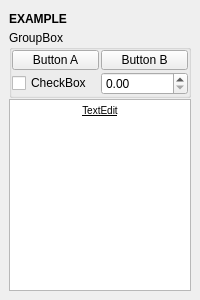
Old version of the form uitk/examples/example.ui in the repository m3trik/uitk.
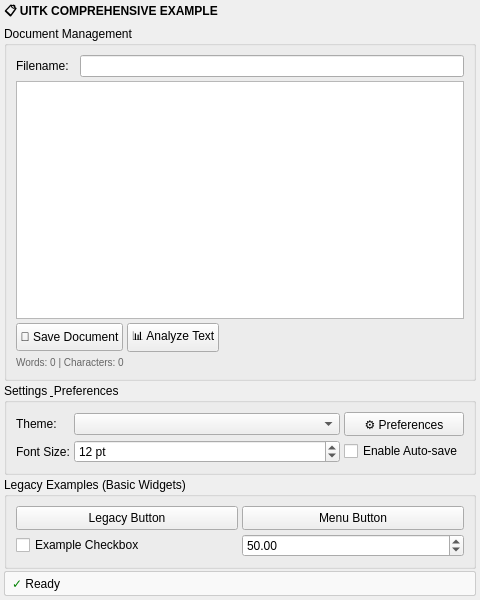
New version of the form. Custom widgets are drawn as their Qt base class.

Diff of the .ui file:
```diff
--- a/uitk/examples/example.ui
+++ b/uitk/examples/example.ui
@@ -9,8 +9,8 @@
    <rect>
     <x>0</x>
     <y>0</y>
-    <width>200</width>
-    <height>300</height>
+    <width>480</width>
+    <height>600</height>
    </rect>
   </property>
   <property name="tabShape">
@@ -25,18 +25,25 @@
   <widget class="QWidget" name="central_widget">
    <property name="minimumSize">
     <size>
-     <width>200</width>
-     <height>130</height>
+     <width>480</width>
+     <height>550</height>
     </size>
    </property>
    <layout class="QVBoxLayout" name="verticalLayout">
     <property name="spacing">
-     <number>1</number>
+     <number>2</number>
     </property>
-    <item>
-     <layout class="QVBoxLayout" name="verticalLayout_1">
-      <property name="spacing">
-       <number>1</number>
+    <property name="leftMargin">
+     <number>4</number>
+    </property>
+    <property name="topMargin">
+     <number>0</number>
+    </property>
+    <property name="rightMargin">
+     <number>4</number>
+    </property>
+    <property name="bottomMargin">
+     <number>4</number>
       </property>
       <item>
        <widget class="Header" name="header">
@@ -49,13 +56,13 @@
         <property name="minimumSize">
          <size>
           <width>0</width>
-          <height>20</height>
+        <height>24</height>
          </size>
         </property>
         <property name="maximumSize">
          <size>
           <width>16777215</width>
-          <height>20</height>
+        <height>24</height>
          </size>
         </property>
         <property name="font">
@@ -65,139 +72,260 @@
          </font>
         </property>
         <property name="text">
-         <string>EXAMPLE</string>
+       <string>📋 UITK COMPREHENSIVE EXAMPLE</string>
         </property>
        </widget>
       </item>
       <item>
-       <widget class="QGroupBox" name="groupBox">
+     <widget class="QGroupBox" name="document_group">
+      <property name="title">
+       <string>Document Management</string>
+      </property>
+      <layout class="QVBoxLayout" name="document_layout">
+       <property name="spacing">
+        <number>4</number>
+       </property>
+       <item>
+        <layout class="QHBoxLayout" name="filename_layout">
+         <item>
+          <widget class="QLabel" name="filename_label">
+           <property name="text">
+            <string>Filename:</string>
+           </property>
+           <property name="minimumSize">
+            <size>
+             <width>60</width>
+             <height>0</height>
+            </size>
+           </property>
+          </widget>
+         </item>
+         <item>
+          <widget class="LineEdit" name="filename_edit">
         <property name="sizePolicy">
-         <sizepolicy hsizetype="Preferred" vsizetype="Fixed">
+            <sizepolicy hsizetype="Expanding" vsizetype="Fixed">
           <horstretch>0</horstretch>
           <verstretch>0</verstretch>
          </sizepolicy>
         </property>
-        <property name="title">
-         <string>GroupBox</string>
-        </property>
-        <layout class="QGridLayout" name="gridLayout">
-         <property name="leftMargin">
-          <number>0</number>
+          </widget>
+         </item>
+        </layout>
+       </item>
+       <item>
+        <widget class="QTextEdit" name="document_edit">
+         <property name="sizePolicy">
+          <sizepolicy hsizetype="Expanding" vsizetype="Expanding">
+           <horstretch>0</horstretch>
+           <verstretch>0</verstretch>
+          </sizepolicy>
+         </property>
+         <property name="minimumSize">
+          <size>
+           <width>0</width>
+           <height>200</height>
+          </size>
          </property>
-         <property name="topMargin">
-          <number>0</number>
-         </property>
-         <property name="rightMargin">
-          <number>0</number>
-         </property>
-         <property name="bottomMargin">
-          <number>0</number>
-         </property>
+        </widget>
+       </item>
+       <item>
+        <layout class="QHBoxLayout" name="document_actions">
+         <item>
+          <widget class="PushButton" name="save_button">
+           <property name="minimumSize">
+            <size>
+             <width>0</width>
+             <height>28</height>
+            </size>
+           </property>
+           <property name="text">
+            <string>💾 Save Document</string>
+           </property>
+          </widget>
+         </item>
+         <item>
+          <widget class="PushButton" name="analyze_button">
+           <property name="minimumSize">
+            <size>
+             <width>0</width>
+             <height>28</height>
+            </size>
+           </property>
+           <property name="text">
+            <string>📊 Analyze Text</string>
+           </property>
+          </widget>
+         </item>
+         <item>
+          <spacer name="horizontalSpacer">
+           <property name="orientation">
+            <enum>Qt::Horizontal</enum>
+           </property>
+           <property name="sizeHint" stdset="0">
+            <size>
+             <width>40</width>
+             <height>20</height>
+            </size>
+           </property>
+          </spacer>
+         </item>
+        </layout>
+       </item>
+       <item>
+        <widget class="QLabel" name="word_count_label">
+         <property name="text">
+          <string>Words: 0 | Characters: 0</string>
+         </property>
+         <property name="styleSheet">
+          <string>color: #666; font-size: 10px;</string>
+         </property>
+        </widget>
+       </item>
+      </layout>
+     </widget>
+    </item>
+    <item>
+     <widget class="QGroupBox" name="settings_group">
+      <property name="title">
+       <string>Settings &amp; Preferences</string>
+      </property>
+      <layout class="QGridLayout" name="settings_layout">
          <property name="spacing">
-          <number>2</number>
+        <number>4</number>
          </property>
          <item row="0" column="0">
-          <widget class="PushButton" name="button_a">
-           <property name="minimumSize">
-            <size>
-             <width>0</width>
-             <height>20</height>
-            </size>
-           </property>
-           <property name="maximumSize">
-            <size>
-             <width>999</width>
-             <height>20</height>
-            </size>
-           </property>
-           <property name="layoutDirection">
-            <enum>Qt::RightToLeft</enum>
-           </property>
+        <widget class="QLabel" name="theme_label">
            <property name="text">
-            <string>Button A</string>
-           </property>
-           <property name="autoDefault">
-            <bool>false</bool>
-           </property>
-           <property name="default">
-            <bool>false</bool>
-           </property>
-           <property name="flat">
-            <bool>false</bool>
-           </property>
-           <property name="bnabled" stdset="0">
-            <bool>true</bool>
+          <string>Theme:</string>
            </property>
           </widget>
          </item>
-         <item row="1" column="0">
-          <widget class="QCheckBox" name="checkbox">
-           <property name="text">
-            <string>CheckBox</string>
+       <item row="0" column="1">
+        <widget class="ComboBox" name="theme_combo">
+         <property name="sizePolicy">
+          <sizepolicy hsizetype="Expanding" vsizetype="Fixed">
+           <horstretch>0</horstretch>
+           <verstretch>0</verstretch>
+          </sizepolicy>
            </property>
           </widget>
          </item>
          <item row="0" column="2">
-          <widget class="PushButton" name="button_b">
+        <widget class="PushButton" name="open_settings_button">
            <property name="minimumSize">
             <size>
-             <width>0</width>
-             <height>20</height>
-            </size>
-           </property>
-           <property name="maximumSize">
-            <size>
-             <width>999</width>
-             <height>20</height>
-            </size>
-           </property>
-           <property name="layoutDirection">
-            <enum>Qt::RightToLeft</enum>
-           </property>
+           <width>100</width>
+           <height>24</height>
+          </size>
+         </property>
+         <property name="text">
+          <string>⚙️ Preferences</string>
+         </property>
+        </widget>
+       </item>
+       <item row="1" column="0">
+        <widget class="QLabel" name="font_size_label">
            <property name="text">
-            <string>Button B</string>
-           </property>
-           <property name="autoDefault">
-            <bool>false</bool>
-           </property>
-           <property name="default">
-            <bool>false</bool>
-           </property>
-           <property name="flat">
-            <bool>false</bool>
-           </property>
-           <property name="bnabled" stdset="0">
-            <bool>true</bool>
+          <string>Font Size:</string>
+         </property>
+        </widget>
+       </item>
+       <item row="1" column="1">
+        <widget class="SpinBox" name="font_size_spin">
+         <property name="sizePolicy">
+          <sizepolicy hsizetype="Expanding" vsizetype="Fixed">
+           <horstretch>0</horstretch>
+           <verstretch>0</verstretch>
+          </sizepolicy>
+         </property>
+         <property name="minimum">
+          <number>8</number>
+         </property>
+         <property name="maximum">
+          <number>72</number>
+         </property>
+         <property name="value">
+          <number>12</number>
+         </property>
+         <property name="suffix">
+          <string> pt</string>
            </property>
           </widget>
          </item>
          <item row="1" column="2">
-          <widget class="DoubleSpinBox" name="spinbox"/>
+        <widget class="QCheckBox" name="autosave_enabled">
+         <property name="text">
+          <string>Enable Auto-save</string>
+         </property>
+        </widget>
          </item>
         </layout>
        </widget>
       </item>
       <item>
-       <widget class="QTextEdit" name="textedit">
-        <property name="sizePolicy">
-         <sizepolicy hsizetype="Expanding" vsizetype="Ignored">
-          <horstretch>0</horstretch>
-          <verstretch>0</verstretch>
-         </sizepolicy>
-        </property>
-        <property name="verticalScrollBarPolicy">
-         <enum>Qt::ScrollBarAlwaysOff</enum>
-        </property>
-        <property name="html">
-         <string>&lt;!DOCTYPE HTML PUBLIC &quot;-//W3C//DTD HTML 4.0//EN&quot; &quot;http://www.w3.org/TR/REC-html40/strict.dtd&quot;&gt;
-&lt;html&gt;&lt;head&gt;&lt;meta name=&quot;qrichtext&quot; content=&quot;1&quot; /&gt;&lt;style type=&quot;text/css&quot;&gt;
-p, li { white-space: pre-wrap; }
-&lt;/style&gt;&lt;/head&gt;&lt;body style=&quot; font-family:'MS Shell Dlg 2'; font-size:7.85455pt; font-weight:400; font-style:normal;&quot;&gt;
-&lt;p align=&quot;center&quot; style=&quot; margin-top:0px; margin-bottom:0px; margin-left:0px; margin-right:0px; -qt-block-indent:0; text-indent:0px;&quot;&gt;&lt;span style=&quot; font-size:7.85455pt; text-decoration: underline;&quot;&gt;TextEdit&lt;/span&gt;&lt;/p&gt;&lt;/body&gt;&lt;/html&gt;</string>
-        </property>
-       </widget>
-      </item>
-     </layout>
+     <widget class="QGroupBox" name="legacy_examples_group">
+      <property name="title">
+       <string>Legacy Examples (Basic Widgets)</string>
+      </property>
+      <layout class="QGridLayout" name="legacy_layout">
+       <property name="spacing">
+        <number>4</number>
+       </property>
+       <item row="0" column="0">
+        <widget class="PushButton" name="button_a">
+         <property name="minimumSize">
+          <size>
+           <width>0</width>
+           <height>24</height>
+          </size>
+         </property>
+         <property name="text">
+          <string>Legacy Button</string>
+         </property>
+        </widget>
+       </item>
+       <item row="0" column="1">
+        <widget class="PushButton" name="button_b">
+         <property name="minimumSize">
+          <size>
+           <width>0</width>
+           <height>24</height>
+          </size>
+         </property>
+         <property name="text">
+          <string>Menu Button</string>
+         </property>
+        </widget>
+       </item>
+       <item row="1" column="0">
+        <widget class="QCheckBox" name="checkbox">
+         <property name="text">
+          <string>Example Checkbox</string>
+         </property>
+        </widget>
+       </item>
+       <item row="1" column="1">
+        <widget class="DoubleSpinBox" name="spinbox">
+         <property name="maximum">
+          <double>100.000000000000000</double>
+         </property>
+         <property name="value">
+          <double>50.000000000000000</double>
+         </property>
+        </widget>
+       </item>
+      </layout>
+     </widget>
+    </item>
+    <item>
+     <widget class="QLabel" name="status_label">
+      <property name="text">
+       <string>&lt;b style=&quot;color: green;&quot;&gt;✓&lt;/b&gt; Ready</string>
+      </property>
+      <property name="styleSheet">
+       <string>padding: 4px; border: 1px solid #ccc; border-radius: 2px; background-color: #f9f9f9;</string>
+      </property>
+     </widget>
     </item>
    </layout>
   </widget>
@@ -211,7 +339,22 @@
   <customwidget>
    <class>PushButton</class>
    <extends>QPushButton</extends>
-   <header>widgets.pushbutton.h</header>
+   <header>uitk.widgets.pushbutton.PushButton.h</header>
+  </customwidget>
+  <customwidget>
+   <class>LineEdit</class>
+   <extends>QLineEdit</extends>
+   <header>uitk.widgets.lineedit.LineEdit.h</header>
+  </customwidget>
+  <customwidget>
+   <class>ComboBox</class>
+   <extends>QComboBox</extends>
+   <header>uitk.widgets.combobox.ComboBox.h</header>
+  </customwidget>
+  <customwidget>
+   <class>SpinBox</class>
+   <extends>QSpinBox</extends>
+   <header>uitk.widgets.spinbox.SpinBox.h</header>
   </customwidget>
   <customwidget>
    <class>DoubleSpinBox</class>
```
Left out of the diff: 7 changed lines with no effect on the pictures. Lines whose indentation alone changed are shown as unchanged.
